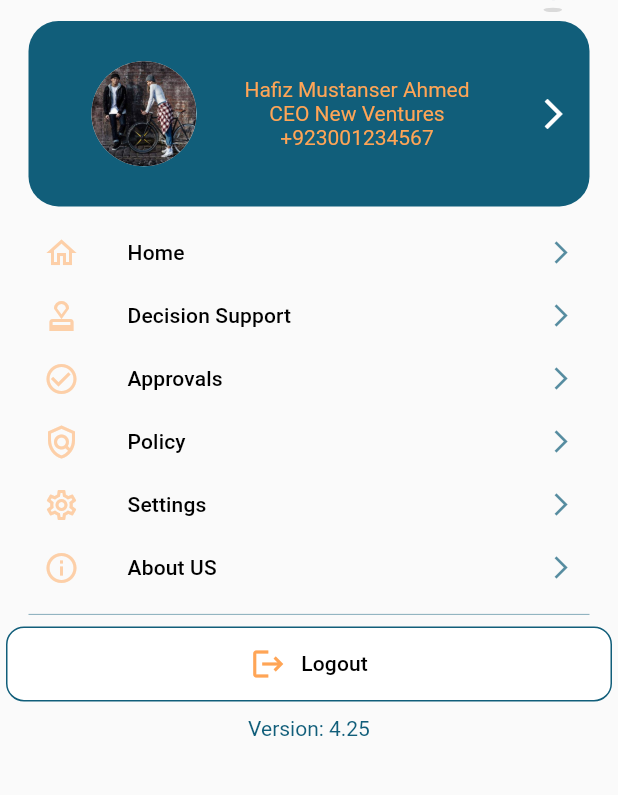
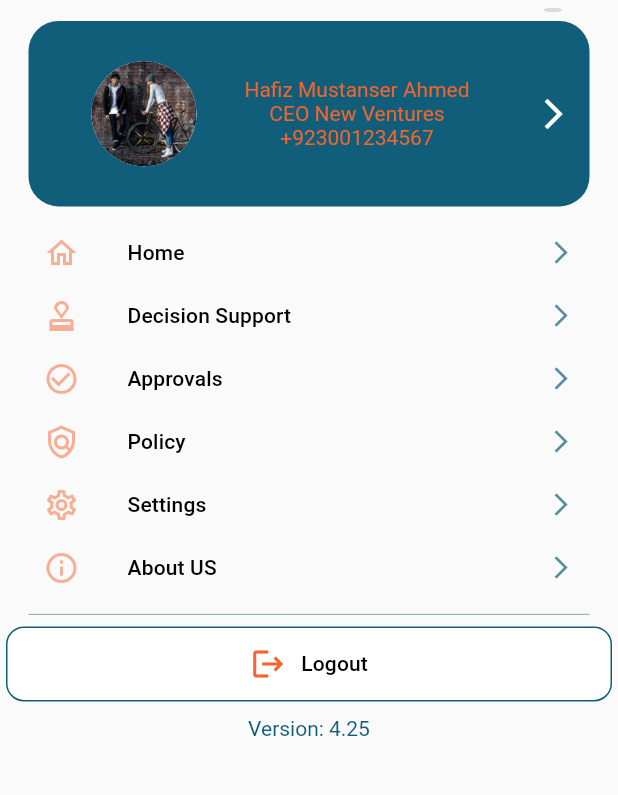
Before and after one commit to javedmughal-058/flutter_crud_with_laravel_api, a Flutter app: the ProfilePage screen opened by its route, on a phone screen of 412 x 824 dp, the part 54-849 px from its top. Run offline on Flutter 3.47's test engine with Material 2 defaults, Android fonts, the phone set to English and light mode, and no system bars; our stand-ins replace bubble, carousel_slider, easy_sidemenu, get, lottie, page_transition and 2 more; missing offline and left inert: bottom_bar_with_sheet; statements that could not run were skipped.

Commit message:
Update ProfilePage.dart

```diff
--- a/lib/views/ProfilePage.dart
+++ b/lib/views/ProfilePage.dart
@@ -7,7 +7,7 @@ class ProfilePage extends StatelessWidget {
 
   @override
   Widget build(BuildContext context) {
-    Color _color3 = const Color(0xffFFA556);
+    Color _color3 = const Color(0xfff2652e);
 
     return SafeArea(
       child: Scaffold(
```
